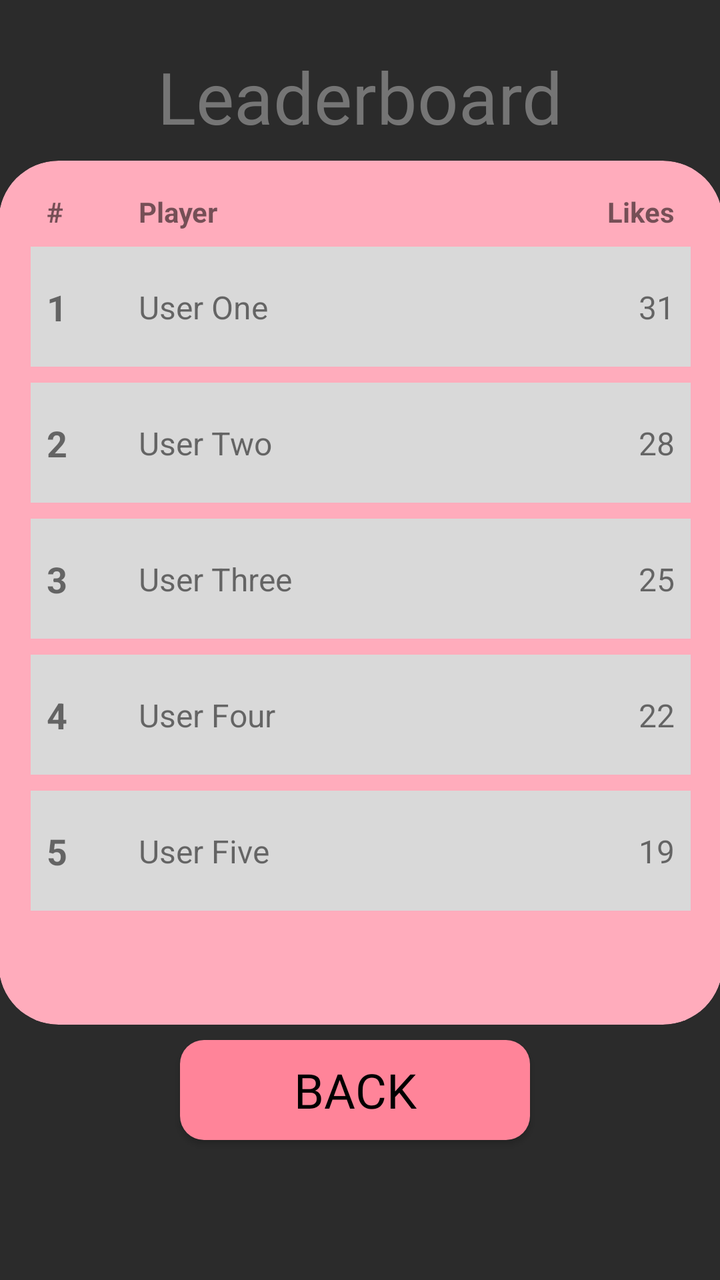
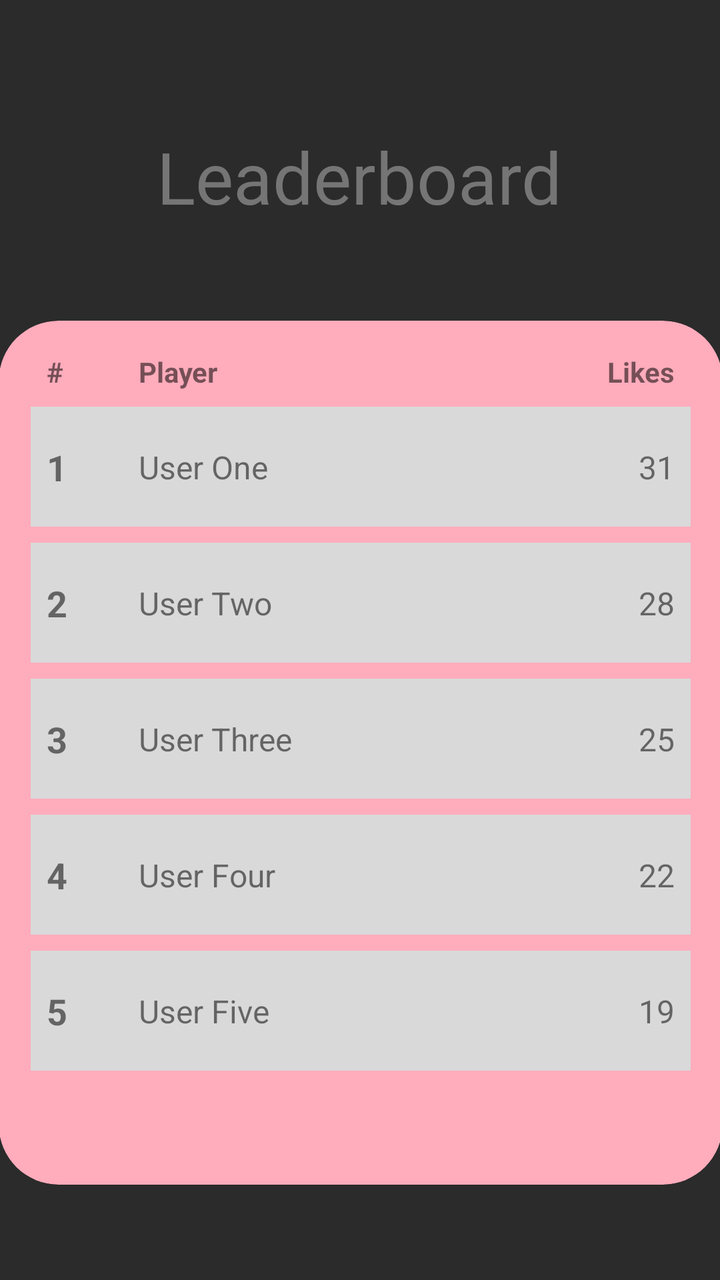

Screens rendered from an Android XML layout before and after an edit, with the pre-edit source and the edit as a unified diff.
<!-- AndroidManifest.xml: application theme Theme.MyApplication -->
<!-- res/layout/leaderboard.xml -->
<?xml version="1.0" encoding="utf-8"?>
<androidx.constraintlayout.widget.ConstraintLayout xmlns:android="http://schemas.android.com/apk/res/android"
    xmlns:app="http://schemas.android.com/apk/res-auto"
    android:layout_width="match_parent"
    android:layout_height="match_parent"
    android:background="@color/bg_dark"
    android:theme="@style/Theme.MyApplication">


    <TextView
        android:id="@+id/leaderboardTitle"
        android:layout_width="wrap_content"
        android:layout_height="wrap_content"
        android:layout_marginTop="24dp"
        android:fontFamily="@font/anton"
        android:text="@string/leaderboard_title"
        android:textColor="#757575"
        android:textSize="36sp"
        app:layout_constraintEnd_toEndOf="parent"
        app:layout_constraintStart_toStartOf="parent"
        app:layout_constraintTop_toTopOf="parent" />

    <androidx.cardview.widget.CardView
        android:id="@+id/LeaderboardContainer"
        android:layout_width="362dp"
        android:layout_height="432dp"
        android:layout_marginHorizontal="24dp"
        android:layout_marginTop="24dp"
        android:layout_marginBottom="24dp"
        app:cardBackgroundColor="#FFACBC"
        app:cardCornerRadius="30dp"
        app:cardElevation="0dp"
        app:layout_constraintBottom_toTopOf="@+id/btnBack"
        app:layout_constraintEnd_toEndOf="parent"
        app:layout_constraintStart_toStartOf="parent"
        app:layout_constraintTop_toBottomOf="@+id/leaderboardTitle">

        <LinearLayout
            android:layout_width="match_parent"
            android:layout_height="430dp"
            android:orientation="vertical"
            android:padding="16dp">

            <androidx.constraintlayout.widget.ConstraintLayout
                android:layout_width="match_parent"
                android:layout_height="wrap_content"
                android:layout_marginBottom="8dp"
                android:paddingHorizontal="8dp">

                <TextView
                    android:id="@+id/headerRank"
                    android:layout_width="30dp"
                    android:layout_height="wrap_content"
                    android:text="@string/rank_header"
                    android:textStyle="bold"
                    app:layout_constraintStart_toStartOf="parent"
                    app:layout_constraintTop_toTopOf="parent" />

                <TextView
                    android:id="@+id/headerPlayer"
                    android:layout_width="wrap_content"
                    android:layout_height="wrap_content"
                    android:layout_marginStart="16dp"
                    android:text="@string/player_header"
                    android:textStyle="bold"
                    app:layout_constraintStart_toEndOf="@id/headerRank"
                    app:layout_constraintTop_toTopOf="parent" />

                <TextView
                    android:id="@+id/headerScore"
                    android:layout_width="wrap_content"
                    android:layout_height="wrap_content"
                    android:text="@string/likes_header"
                    android:textStyle="bold"
                    app:layout_constraintEnd_toEndOf="parent"
                    app:layout_constraintTop_toTopOf="parent" />
            </androidx.constraintlayout.widget.ConstraintLayout>

            <ScrollView
                android:layout_width="match_parent"
                android:layout_height="match_parent"
                android:fadeScrollbars="false">

                <LinearLayout
                    android:id="@+id/leaderboardItemsContainer"
                    android:layout_width="match_parent"
                    android:layout_height="wrap_content"
                    android:orientation="vertical">

                    <androidx.constraintlayout.widget.ConstraintLayout
                        android:layout_width="match_parent"
                        android:layout_height="60dp"
                        android:layout_marginBottom="8dp"
                        android:background="#D9D9D9"
                        android:padding="8dp">

                        <TextView
                            android:id="@+id/rank1"
                            android:layout_width="30dp"
                            android:layout_height="wrap_content"
                            android:text="@string/rank_id"
                            android:textSize="18sp"
                            android:textStyle="bold"
                            app:layout_constraintBottom_toBottomOf="parent"
                            app:layout_constraintStart_toStartOf="parent"
                            app:layout_constraintTop_toTopOf="parent" />

                        <TextView
                            android:id="@+id/user1"
                            android:layout_width="wrap_content"
                            android:layout_height="wrap_content"
                            android:layout_marginStart="16dp"
                            android:text="@string/user_1"
                            android:textSize="16sp"
                            app:layout_constraintBottom_toBottomOf="parent"
                            app:layout_constraintStart_toEndOf="@id/rank1"
                            app:layout_constraintTop_toTopOf="parent" />

                        <TextView
                            android:id="@+id/score1"
                            android:layout_width="wrap_content"
                            android:layout_height="wrap_content"
                            android:text="31"
                            android:textSize="16sp"
                            app:layout_constraintBottom_toBottomOf="parent"
                            app:layout_constraintEnd_toEndOf="parent"
                            app:layout_constraintTop_toTopOf="parent" />
                    </androidx.constraintlayout.widget.ConstraintLayout>

                    <androidx.constraintlayout.widget.ConstraintLayout
                        android:layout_width="match_parent"
                        android:layout_height="60dp"
                        android:layout_marginBottom="8dp"
                        android:background="#D9D9D9"
                        android:padding="8dp">

                        <TextView
                            android:id="@+id/rank2"
                            android:layout_width="30dp"
                            android:layout_height="wrap_content"
                            android:text="@string/rank_id2"
                            android:textSize="18sp"
                            android:textStyle="bold"
                            app:layout_constraintBottom_toBottomOf="parent"
                            app:layout_constraintStart_toStartOf="parent"
                            app:layout_constraintTop_toTopOf="parent" />

                        <TextView
                            android:id="@+id/user2"
                            android:layout_width="wrap_content"
                            android:layout_height="wrap_content"
                            android:layout_marginStart="16dp"
                            android:text="@string/user_2"
                            android:textSize="16sp"
                            app:layout_constraintBottom_toBottomOf="parent"
                            app:layout_constraintStart_toEndOf="@id/rank2"
                            app:layout_constraintTop_toTopOf="parent" />

                        <TextView
                            android:id="@+id/score2"
                            android:layout_width="wrap_content"
                            android:layout_height="wrap_content"
                            android:text="28"
                            android:textSize="16sp"
                            app:layout_constraintBottom_toBottomOf="parent"
                            app:layout_constraintEnd_toEndOf="parent"
                            app:layout_constraintTop_toTopOf="parent" />
                    </androidx.constraintlayout.widget.ConstraintLayout>

                    <androidx.constraintlayout.widget.ConstraintLayout
                        android:layout_width="match_parent"
                        android:layout_height="60dp"
                        android:layout_marginBottom="8dp"
                        android:background="#D9D9D9"
                        android:padding="8dp">

                        <TextView
                            android:id="@+id/rank3"
                            android:layout_width="30dp"
                            android:layout_height="wrap_content"
                            android:text="@string/rank_id3"
                            android:textSize="18sp"
                            android:textStyle="bold"
                            app:layout_constraintBottom_toBottomOf="parent"
                            app:layout_constraintStart_toStartOf="parent"
                            app:layout_constraintTop_toTopOf="parent" />

                        <TextView
                            android:id="@+id/user3"
                            android:layout_width="wrap_content"
                            android:layout_height="wrap_content"
                            android:layout_marginStart="16dp"
                            android:text="@string/user_3"
                            android:textSize="16sp"
                            app:layout_constraintBottom_toBottomOf="parent"
                            app:layout_constraintStart_toEndOf="@id/rank3"
                            app:layout_constraintTop_toTopOf="parent" />

                        <TextView
                            android:id="@+id/score3"
                            android:layout_width="wrap_content"
                            android:layout_height="wrap_content"
                            android:text="25"
                            android:textSize="16sp"
                            app:layout_constraintBottom_toBottomOf="parent"
                            app:layout_constraintEnd_toEndOf="parent"
                            app:layout_constraintTop_toTopOf="parent" />
                    </androidx.constraintlayout.widget.ConstraintLayout>


                    <androidx.constraintlayout.widget.ConstraintLayout
                        android:layout_width="match_parent"
                        android:layout_height="60dp"
                        android:layout_marginBottom="8dp"
                        android:background="#D9D9D9"
                        android:padding="8dp">

                        <TextView
                            android:id="@+id/rank4"
                            android:layout_width="30dp"
                            android:layout_height="wrap_content"
                            android:text="@string/rank_id4"
                            android:textSize="18sp"
                            android:textStyle="bold"
                            app:layout_constraintBottom_toBottomOf="parent"
                            app:layout_constraintStart_toStartOf="parent"
                            app:layout_constraintTop_toTopOf="parent" />

                        <TextView
                            android:id="@+id/user4"
                            android:layout_width="wrap_content"
                            android:layout_height="wrap_content"
                            android:layout_marginStart="16dp"
                            android:text="@string/user_4"
                            android:textSize="16sp"
                            app:layout_constraintBottom_toBottomOf="parent"
                            app:layout_constraintStart_toEndOf="@id/rank4"
                            app:layout_constraintTop_toTopOf="parent" />

                        <TextView
                            android:id="@+id/score4"
                            android:layout_width="wrap_content"
                            android:layout_height="wrap_content"
                            android:text="22"
                            android:textSize="16sp"
                            app:layout_constraintBottom_toBottomOf="parent"
                            app:layout_constraintEnd_toEndOf="parent"
                            app:layout_constraintTop_toTopOf="parent" />
                    </androidx.constraintlayout.widget.ConstraintLayout>


                    <androidx.constraintlayout.widget.ConstraintLayout
                        android:layout_width="match_parent"
                        android:layout_height="60dp"
                        android:layout_marginBottom="8dp"
                        android:background="#D9D9D9"
                        android:padding="8dp">

                        <TextView
                            android:id="@+id/rank5"
                            android:layout_width="30dp"
                            android:layout_height="wrap_content"
                            android:text="@string/rank_id5"
                            android:textSize="18sp"
                            android:textStyle="bold"
                            app:layout_constraintBottom_toBottomOf="parent"
                            app:layout_constraintStart_toStartOf="parent"
                            app:layout_constraintTop_toTopOf="parent" />

                        <TextView
                            android:id="@+id/user5"
                            android:layout_width="wrap_content"
                            android:layout_height="wrap_content"
                            android:layout_marginStart="16dp"
                            android:text="@string/user_5"
                            android:textSize="16sp"
                            app:layout_constraintBottom_toBottomOf="parent"
                            app:layout_constraintStart_toEndOf="@id/rank5"
                            app:layout_constraintTop_toTopOf="parent" />

                        <TextView
                            android:id="@+id/score5"
                            android:layout_width="wrap_content"
                            android:layout_height="wrap_content"
                            android:text="19"
                            android:textSize="16sp"
                            app:layout_constraintBottom_toBottomOf="parent"
                            app:layout_constraintEnd_toEndOf="parent"
                            app:layout_constraintTop_toTopOf="parent" />
                    </androidx.constraintlayout.widget.ConstraintLayout>

                </LinearLayout>
            </ScrollView>
        </LinearLayout>
    </androidx.cardview.widget.CardView>

    <Button
        android:id="@+id/btnBack"
        android:layout_width="175dp"
        android:layout_height="50dp"
        android:layout_marginBottom="70dp"
        android:background="@drawable/roundstyle"
        android:fontFamily="@font/cabin"
        android:text="@string/back"
        android:textColor="#000000"
        android:textSize="24sp"
        app:layout_constraintBottom_toBottomOf="parent"
        app:layout_constraintEnd_toEndOf="parent"
        app:layout_constraintHorizontal_bias="0.487"
        app:layout_constraintStart_toStartOf="parent" />

</androidx.constraintlayout.widget.ConstraintLayout>
<!-- resources referenced by this layout -->
<resources>
  <color name="bg_dark">#2B2B2B</color>
  <!-- drawable roundstyle (drawable) -->
  <?xml version="1.0" encoding="utf-8"?>
  <shape xmlns:android="http://schemas.android.com/apk/res/android">
      <solid android:color="#FF8499" />
      <corners android:radius="12dp" />
  </shape>
  <string name="back">BACK</string>
  <string name="leaderboard_title">Leaderboard</string>
  <string name="likes_header">Likes</string>
  <string name="player_header">Player</string>
  <string name="rank_header">#</string>
  <string name="rank_id">1</string>
  <string name="rank_id2">2</string>
  <string name="rank_id3">3</string>
  <string name="rank_id4">4</string>
  <string name="rank_id5">5</string>
  <string name="user_1">User One</string>
  <string name="user_2">User Two</string>
  <string name="user_3">User Three</string>
  <string name="user_4">User Four</string>
  <string name="user_5">User Five</string>
  <style name="Theme.MyApplication" parent="Theme.AppCompat.Light.NoActionBar">
          
          <item name="colorPrimary">@color/purple_500</item>
          <item name="colorPrimaryVariant">@color/purple_700</item>
          <item name="colorOnPrimary">@color/white</item>
          
          <item name="colorSecondary">@color/teal_200</item>
          <item name="colorSecondaryVariant">@color/teal_700</item>
          <item name="colorOnSecondary">@color/black</item>
          
          <item name="android:statusBarColor">?attr/colorPrimaryVariant</item>
          
      </style>
  <color name="purple_500">#FF6200EE</color>
  <color name="purple_700">#FF3700B3</color>
  <color name="white">#FFFFFFFF</color>
  <color name="teal_200">#FF03DAC5</color>
  <color name="teal_700">#FF018786</color>
  <color name="black">#FF000000</color>
</resources>

<!-- the commit's change to res/layout/leaderboard.xml (unified diff, before → after) -->
@@ -1,6 +1,7 @@
 <?xml version="1.0" encoding="utf-8"?>
 <androidx.constraintlayout.widget.ConstraintLayout xmlns:android="http://schemas.android.com/apk/res/android"
     xmlns:app="http://schemas.android.com/apk/res-auto"
+    xmlns:tools="http://schemas.android.com/tools"
     android:layout_width="match_parent"
     android:layout_height="match_parent"
     android:background="@color/bg_dark"
@@ -11,12 +12,13 @@
         android:id="@+id/leaderboardTitle"
         android:layout_width="wrap_content"
         android:layout_height="wrap_content"
-        android:layout_marginTop="24dp"
+        android:layout_marginTop="64dp"
         android:fontFamily="@font/anton"
         android:text="@string/leaderboard_title"
         android:textColor="#757575"
         android:textSize="36sp"
         app:layout_constraintEnd_toEndOf="parent"
+        app:layout_constraintHorizontal_bias="0.497"
         app:layout_constraintStart_toStartOf="parent"
         app:layout_constraintTop_toTopOf="parent" />
 
@@ -25,12 +27,10 @@
         android:layout_width="362dp"
         android:layout_height="432dp"
         android:layout_marginHorizontal="24dp"
-        android:layout_marginTop="24dp"
-        android:layout_marginBottom="24dp"
         app:cardBackgroundColor="#FFACBC"
         app:cardCornerRadius="30dp"
         app:cardElevation="0dp"
-        app:layout_constraintBottom_toTopOf="@+id/btnBack"
+        app:layout_constraintBottom_toBottomOf="parent"
         app:layout_constraintEnd_toEndOf="parent"
         app:layout_constraintStart_toStartOf="parent"
         app:layout_constraintTop_toBottomOf="@+id/leaderboardTitle">
@@ -294,19 +294,4 @@
         </LinearLayout>
     </androidx.cardview.widget.CardView>
 
-    <Button
-        android:id="@+id/btnBack"
-        android:layout_width="175dp"
-        android:layout_height="50dp"
-        android:layout_marginBottom="70dp"
-        android:background="@drawable/roundstyle"
-        android:fontFamily="@font/cabin"
-        android:text="@string/back"
-        android:textColor="#000000"
-        android:textSize="24sp"
-        app:layout_constraintBottom_toBottomOf="parent"
-        app:layout_constraintEnd_toEndOf="parent"
-        app:layout_constraintHorizontal_bias="0.487"
-        app:layout_constraintStart_toStartOf="parent" />
-
 </androidx.constraintlayout.widget.ConstraintLayout>
<!-- resource entries referenced after the edit -->
@@ -1,13 +1,6 @@
 <!-- resources referenced by this layout -->
 <resources>
   <color name="bg_dark">#2B2B2B</color>
-  <!-- drawable roundstyle (drawable) -->
-  <?xml version="1.0" encoding="utf-8"?>
-  <shape xmlns:android="http://schemas.android.com/apk/res/android">
-      <solid android:color="#FF8499" />
-      <corners android:radius="12dp" />
-  </shape>
-  <string name="back">BACK</string>
   <string name="leaderboard_title">Leaderboard</string>
   <string name="likes_header">Likes</string>
   <string name="player_header">Player</string>
